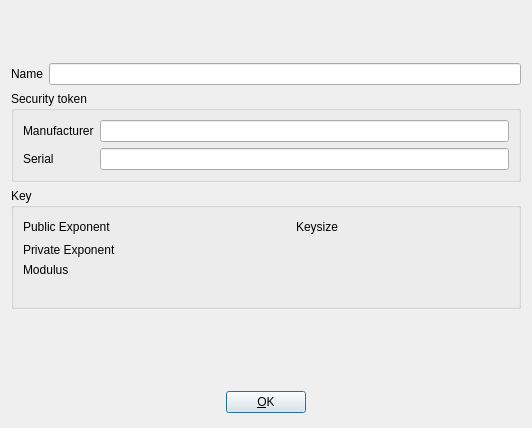
The window that ui/KeyDetail.ui (chris2511/xca) describes before a commit, drawn with Qt 5.
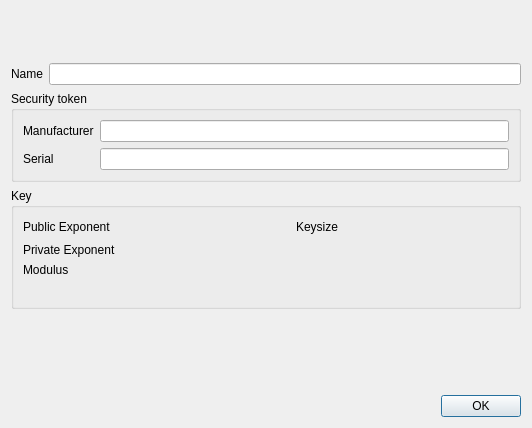
The same window after the commit. Custom widgets are drawn as their Qt base class.

```diff
--- a/ui/KeyDetail.ui
+++ b/ui/KeyDetail.ui
@@ -261,50 +261,11 @@
     </spacer>
    </item>
    <item>
-    <layout class="QHBoxLayout">
-     <property name="spacing">
-      <number>6</number>
+    <widget class="QDialogButtonBox" name="buttonBox">
+     <property name="standardButtons">
+      <set>QDialogButtonBox::Ok</set>
      </property>
-     <property name="margin">
-      <number>0</number>
-     </property>
-     <item>
-      <spacer>
-       <property name="orientation">
-        <enum>Qt::Horizontal</enum>
-       </property>
-       <property name="sizeHint" stdset="0">
-        <size>
-         <width>40</width>
-         <height>20</height>
-        </size>
-       </property>
-      </spacer>
-     </item>
-     <item>
-      <widget class="QPushButton" name="but_ok">
-       <property name="text">
-        <string>&amp;OK</string>
-       </property>
-      </widget>
-     </item>
-     <item>
-      <spacer>
-       <property name="orientation">
-        <enum>Qt::Horizontal</enum>
-       </property>
-       <property name="sizeType">
-        <enum>QSizePolicy::Expanding</enum>
-       </property>
-       <property name="sizeHint" stdset="0">
-        <size>
-         <width>151</width>
-         <height>29</height>
-        </size>
-       </property>
-      </spacer>
-     </item>
-    </layout>
+    </widget>
    </item>
   </layout>
  </widget>
```
Left out of the diff: 12 changed lines with no effect on the pictures.
